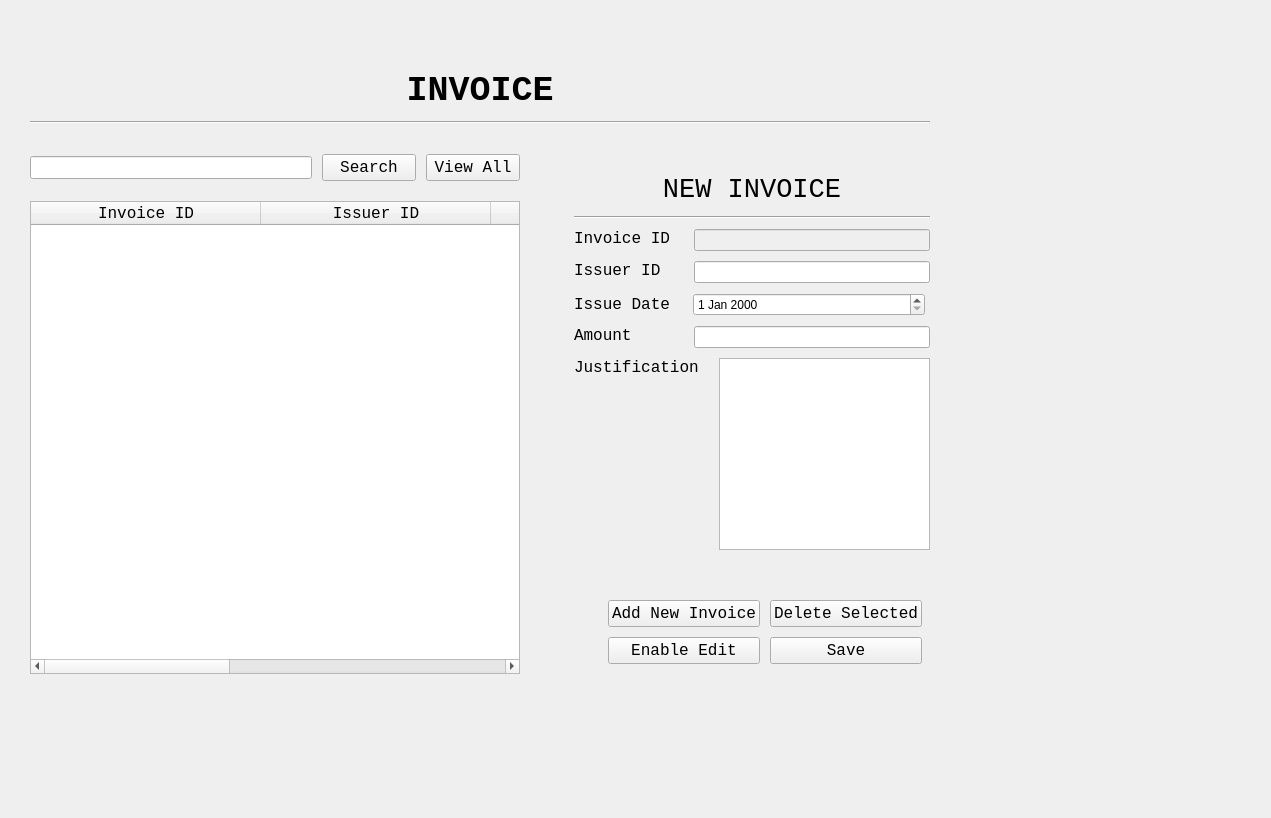
First picture: the form in ExpensesUI.ui, repository ASNaeem/Simple-VCMS, before the edit.
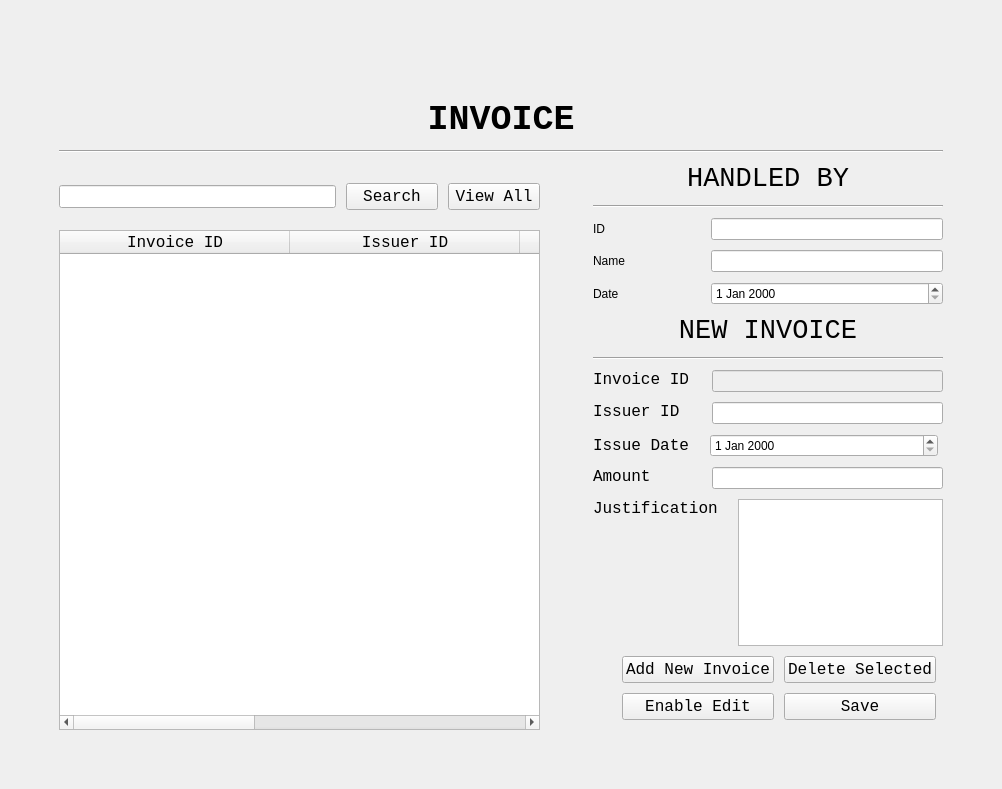
Second picture: the form after the edit.

Commit message: fixed some alignment and completed the expense UI

```diff
--- a/ExpensesUI.ui
+++ b/ExpensesUI.ui
@@ -6,30 +6,31 @@
    <rect>
     <x>0</x>
     <y>0</y>
-    <width>1271</width>
-    <height>818</height>
+    <width>1002</width>
+    <height>789</height>
    </rect>
   </property>
   <property name="windowTitle">
    <string>MainWindow</string>
   </property>
   <widget class="QWidget" name="centralwidget">
-   <widget class="QWidget" name="">
+   <layout class="QVBoxLayout" name="verticalLayout_7">
+    <item>
     <layout class="QVBoxLayout" name="verticalLayout_4" stretch="0,0,0,1">
      <property name="spacing">
       <number>10</number>
      </property>
      <property name="leftMargin">
-      <number>30</number>
+       <number>50</number>
      </property>
      <property name="topMargin">
-      <number>30</number>
+       <number>50</number>
      </property>
      <property name="rightMargin">
-      <number>30</number>
+       <number>50</number>
      </property>
      <property name="bottomMargin">
-      <number>30</number>
+       <number>50</number>
      </property>
      <item>
       <spacer name="verticalSpacer_2">
@@ -222,37 +223,20 @@
        </item>
        <item>
         <layout class="QGridLayout" name="gridLayout">
-         <item row="5" column="0">
-          <layout class="QHBoxLayout" name="horizontalLayout_4" stretch="30,64">
-           <item>
-            <widget class="QLabel" name="CostLebel">
-             <property name="font">
-              <font>
-               <family>Courier New</family>
-               <pointsize>12</pointsize>
-              </font>
-             </property>
-             <property name="text">
-              <string>Amount</string>
-             </property>
-             <property name="alignment">
-              <set>Qt::AlignLeading|Qt::AlignLeft|Qt::AlignTop</set>
-             </property>
-            </widget>
-           </item>
-           <item>
-            <widget class="QLineEdit" name="line_bill_cost">
-             <property name="sizePolicy">
-              <sizepolicy hsizetype="Expanding" vsizetype="Preferred">
-               <horstretch>0</horstretch>
-               <verstretch>0</verstretch>
-              </sizepolicy>
-             </property>
-            </widget>
-           </item>
-          </layout>
-         </item>
-         <item row="8" column="0">
+          <item row="0" column="0">
+           <spacer name="verticalSpacer_4">
+            <property name="orientation">
+             <enum>Qt::Vertical</enum>
+            </property>
+            <property name="sizeHint" stdset="0">
+             <size>
+              <width>20</width>
+              <height>40</height>
+             </size>
+            </property>
+           </spacer>
+          </item>
+          <item row="13" column="0">
           <layout class="QHBoxLayout" name="horizontalLayout_10" stretch="4,0,1">
            <property name="bottomMargin">
             <number>10</number>
@@ -385,20 +369,36 @@
            </item>
           </layout>
          </item>
-         <item row="0" column="0">
-          <spacer name="verticalSpacer">
-           <property name="orientation">
-            <enum>Qt::Vertical</enum>
-           </property>
-           <property name="sizeHint" stdset="0">
-            <size>
-             <width>20</width>
-             <height>40</height>
-            </size>
-           </property>
-          </spacer>
-         </item>
          <item row="1" column="0">
+           <widget class="QLabel" name="label_6">
+            <property name="font">
+             <font>
+              <family>Courier New</family>
+              <pointsize>20</pointsize>
+             </font>
+            </property>
+            <property name="text">
+             <string>HANDLED BY</string>
+            </property>
+            <property name="alignment">
+             <set>Qt::AlignCenter</set>
+            </property>
+           </widget>
+          </item>
+          <item row="4" column="0">
+           <spacer name="verticalSpacer">
+            <property name="orientation">
+             <enum>Qt::Vertical</enum>
+            </property>
+            <property name="sizeHint" stdset="0">
+             <size>
+              <width>20</width>
+              <height>40</height>
+             </size>
+            </property>
+           </spacer>
+          </item>
+          <item row="6" column="0">
           <layout class="QVBoxLayout" name="verticalLayout_6">
            <item>
             <widget class="QLabel" name="label">
@@ -431,10 +431,16 @@
            </item>
           </layout>
          </item>
-         <item row="6" column="0">
+          <item row="11" column="0">
           <layout class="QHBoxLayout" name="horizontalLayout_6" stretch="7,15">
            <item>
             <widget class="QLabel" name="label_3">
+              <property name="sizePolicy">
+               <sizepolicy hsizetype="Expanding" vsizetype="Expanding">
+                <horstretch>0</horstretch>
+                <verstretch>0</verstretch>
+               </sizepolicy>
+              </property>
              <property name="font">
               <font>
                <family>Courier New</family>
@@ -452,7 +458,7 @@
            <item>
             <widget class="QTextEdit" name="textEdit">
              <property name="sizePolicy">
-              <sizepolicy hsizetype="Expanding" vsizetype="Fixed">
+               <sizepolicy hsizetype="Expanding" vsizetype="Expanding">
                <horstretch>0</horstretch>
                <verstretch>0</verstretch>
               </sizepolicy>
@@ -467,12 +473,51 @@
            </item>
           </layout>
          </item>
-         <item row="3" column="0">
+          <item row="7" column="0">
+           <layout class="QHBoxLayout" name="horizontalLayout_2" stretch="30,64">
+            <item>
+             <widget class="QLabel" name="ServiceIdLebel">
+              <property name="sizePolicy">
+               <sizepolicy hsizetype="Expanding" vsizetype="Expanding">
+                <horstretch>0</horstretch>
+                <verstretch>0</verstretch>
+               </sizepolicy>
+              </property>
+              <property name="font">
+               <font>
+                <family>Courier New</family>
+                <pointsize>12</pointsize>
+               </font>
+              </property>
+              <property name="text">
+               <string>Invoice ID</string>
+              </property>
+              <property name="alignment">
+               <set>Qt::AlignLeading|Qt::AlignLeft|Qt::AlignTop</set>
+              </property>
+             </widget>
+            </item>
+            <item>
+             <widget class="QLineEdit" name="line_bill_id">
+              <property name="enabled">
+               <bool>false</bool>
+              </property>
+              <property name="sizePolicy">
+               <sizepolicy hsizetype="Expanding" vsizetype="Expanding">
+                <horstretch>0</horstretch>
+                <verstretch>0</verstretch>
+               </sizepolicy>
+              </property>
+             </widget>
+            </item>
+           </layout>
+          </item>
+          <item row="8" column="0">
           <layout class="QHBoxLayout" name="horizontalLayout_3" stretch="30,64">
            <item>
             <widget class="QLabel" name="ServiceNameLebel">
              <property name="sizePolicy">
-              <sizepolicy hsizetype="Preferred" vsizetype="Preferred">
+               <sizepolicy hsizetype="Expanding" vsizetype="Expanding">
                <horstretch>0</horstretch>
                <verstretch>0</verstretch>
               </sizepolicy>
@@ -494,7 +539,7 @@
            <item>
             <widget class="QLineEdit" name="line_animal_id">
              <property name="sizePolicy">
-              <sizepolicy hsizetype="Expanding" vsizetype="Preferred">
+               <sizepolicy hsizetype="Expanding" vsizetype="Expanding">
                <horstretch>0</horstretch>
                <verstretch>0</verstretch>
               </sizepolicy>
@@ -503,7 +548,43 @@
            </item>
           </layout>
          </item>
-         <item row="7" column="0">
+          <item row="10" column="0">
+           <layout class="QHBoxLayout" name="horizontalLayout_4" stretch="30,64">
+            <item>
+             <widget class="QLabel" name="CostLebel">
+              <property name="sizePolicy">
+               <sizepolicy hsizetype="Expanding" vsizetype="Expanding">
+                <horstretch>0</horstretch>
+                <verstretch>0</verstretch>
+               </sizepolicy>
+              </property>
+              <property name="font">
+               <font>
+                <family>Courier New</family>
+                <pointsize>12</pointsize>
+               </font>
+              </property>
+              <property name="text">
+               <string>Amount</string>
+              </property>
+              <property name="alignment">
+               <set>Qt::AlignLeading|Qt::AlignLeft|Qt::AlignTop</set>
+              </property>
+             </widget>
+            </item>
+            <item>
+             <widget class="QLineEdit" name="line_bill_cost">
+              <property name="sizePolicy">
+               <sizepolicy hsizetype="Expanding" vsizetype="Expanding">
+                <horstretch>0</horstretch>
+                <verstretch>0</verstretch>
+               </sizepolicy>
+              </property>
+             </widget>
+            </item>
+           </layout>
+          </item>
+          <item row="12" column="0">
           <spacer name="verticalSpacer_3">
            <property name="orientation">
             <enum>Qt::Vertical</enum>
@@ -516,7 +597,7 @@
            </property>
           </spacer>
          </item>
-         <item row="4" column="0">
+          <item row="9" column="0">
           <layout class="QHBoxLayout" name="horizontalLayout_5" stretch="7,15">
            <property name="rightMargin">
             <number>5</number>
@@ -527,7 +608,7 @@
            <item>
             <widget class="QLabel" name="AvailabilityLebel">
              <property name="sizePolicy">
-              <sizepolicy hsizetype="Preferred" vsizetype="Fixed">
+               <sizepolicy hsizetype="Expanding" vsizetype="Expanding">
                <horstretch>0</horstretch>
                <verstretch>0</verstretch>
               </sizepolicy>
@@ -546,7 +627,7 @@
            <item>
             <widget class="QDateEdit" name="dateEdit">
              <property name="sizePolicy">
-              <sizepolicy hsizetype="Expanding" vsizetype="Fixed">
+               <sizepolicy hsizetype="Expanding" vsizetype="Expanding">
                <horstretch>0</horstretch>
                <verstretch>0</verstretch>
               </sizepolicy>
@@ -555,42 +636,110 @@
            </item>
           </layout>
          </item>
+          <item row="3" column="0">
+           <layout class="QVBoxLayout" name="verticalLayout_5">
+            <item>
+             <layout class="QHBoxLayout" name="horizontalLayout_12" stretch="7,15">
+              <item>
+               <widget class="QLabel" name="label_4">
+                <property name="sizePolicy">
+                 <sizepolicy hsizetype="Expanding" vsizetype="Expanding">
+                  <horstretch>0</horstretch>
+                  <verstretch>0</verstretch>
+                 </sizepolicy>
+                </property>
+                <property name="text">
+                 <string>ID</string>
+                </property>
+               </widget>
+              </item>
+              <item>
+               <widget class="QLineEdit" name="lineEdit_2">
+                <property name="sizePolicy">
+                 <sizepolicy hsizetype="Expanding" vsizetype="Expanding">
+                  <horstretch>0</horstretch>
+                  <verstretch>0</verstretch>
+                 </sizepolicy>
+                </property>
+               </widget>
+              </item>
+             </layout>
+            </item>
+            <item>
+             <layout class="QHBoxLayout" name="horizontalLayout_11" stretch="7,15">
+              <item>
+               <widget class="QLabel" name="label_2">
+                <property name="sizePolicy">
+                 <sizepolicy hsizetype="Expanding" vsizetype="Expanding">
+                  <horstretch>0</horstretch>
+                  <verstretch>0</verstretch>
+                 </sizepolicy>
+                </property>
+                <property name="text">
+                 <string>Name</string>
+                </property>
+               </widget>
+              </item>
+              <item>
+               <widget class="QLineEdit" name="lineEdit">
+                <property name="sizePolicy">
+                 <sizepolicy hsizetype="Expanding" vsizetype="Expanding">
+                  <horstretch>0</horstretch>
+                  <verstretch>0</verstretch>
+                 </sizepolicy>
+                </property>
+               </widget>
+              </item>
+             </layout>
+            </item>
+            <item>
+             <layout class="QHBoxLayout" name="horizontalLayout_13" stretch="7,15">
+              <item>
+               <widget class="QLabel" name="label_5">
+                <property name="sizePolicy">
+                 <sizepolicy hsizetype="Expanding" vsizetype="Expanding">
+                  <horstretch>0</horstretch>
+                  <verstretch>0</verstretch>
+                 </sizepolicy>
+                </property>
+                <property name="text">
+                 <string>Date</string>
+                </property>
+               </widget>
+              </item>
+              <item>
+               <widget class="QDateEdit" name="dateEdit_2">
+                <property name="sizePolicy">
+                 <sizepolicy hsizetype="Expanding" vsizetype="Expanding">
+                  <horstretch>0</horstretch>
+                  <verstretch>0</verstretch>
+                 </sizepolicy>
+                </property>
+               </widget>
+              </item>
+             </layout>
+            </item>
+           </layout>
+          </item>
          <item row="2" column="0">
-          <layout class="QHBoxLayout" name="horizontalLayout_2" stretch="30,64">
-           <item>
-            <widget class="QLabel" name="ServiceIdLebel">
-             <property name="sizePolicy">
-              <sizepolicy hsizetype="Preferred" vsizetype="Preferred">
-               <horstretch>0</horstretch>
-               <verstretch>0</verstretch>
-              </sizepolicy>
-             </property>
-             <property name="font">
-              <font>
-               <family>Courier New</family>
-               <pointsize>12</pointsize>
-              </font>
-             </property>
-             <property name="text">
-              <string>Invoice ID</string>
-             </property>
-             <property name="alignment">
-              <set>Qt::AlignLeading|Qt::AlignLeft|Qt::AlignTop</set>
-             </property>
-            </widget>
-           </item>
-           <item>
-            <widget class="QLineEdit" name="line_bill_id">
-             <property name="enabled">
-              <bool>false</bool>
-             </property>
-             <property name="sizePolicy">
-              <sizepolicy hsizetype="Expanding" vsizetype="Preferred">
-               <horstretch>0</horstretch>
-               <verstretch>0</verstretch>
-              </sizepolicy>
-             </property>
-            </widget>
+           <widget class="Line" name="line_3">
+            <property name="orientation">
+             <enum>Qt::Horizontal</enum>
+            </property>
+           </widget>
+          </item>
+          <item row="5" column="0">
+           <spacer name="verticalSpacer_5">
+            <property name="orientation">
+             <enum>Qt::Vertical</enum>
+            </property>
+            <property name="sizeHint" stdset="0">
+             <size>
+              <width>20</width>
+              <height>40</height>
+             </size>
+            </property>
+           </spacer>
            </item>
           </layout>
          </item>
@@ -599,7 +748,6 @@
       </layout>
      </item>
     </layout>
-   </widget>
   </widget>
  </widget>
  <resources/>
```
Lines whose indentation alone changed are shown as unchanged. The commit also changes 3 other files.
